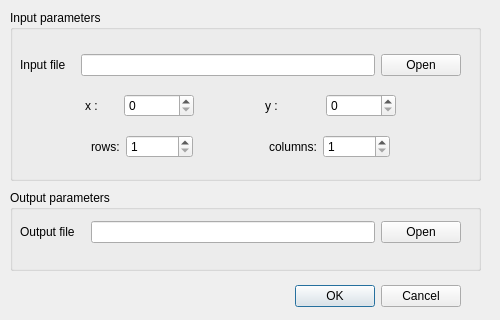
Before: the Qt Designer form ui/preprocess/ImageClip.ui in scrssys/SCRS_RS_AI, drawn with Qt 5.
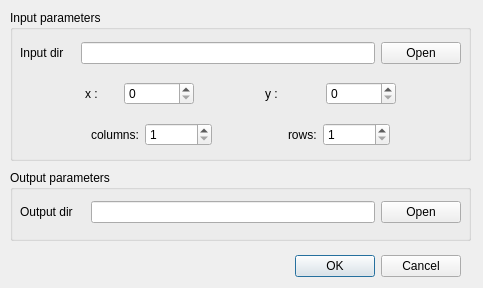
After: the same form once the commit is applied.

Patch:
```diff
--- a/ui/preprocess/ImageClip.ui
+++ b/ui/preprocess/ImageClip.ui
@@ -6,8 +6,8 @@
    <rect>
     <x>0</x>
     <y>0</y>
-    <width>500</width>
-    <height>320</height>
+    <width>483</width>
+    <height>288</height>
    </rect>
   </property>
   <property name="windowTitle">
@@ -16,9 +16,9 @@
   <widget class="QDialogButtonBox" name="buttonBox">
    <property name="geometry">
     <rect>
-     <x>120</x>
-     <y>280</y>
-     <width>341</width>
+     <x>180</x>
+     <y>250</y>
+     <width>281</width>
      <height>32</height>
     </rect>
    </property>
@@ -33,9 +33,9 @@
    <property name="geometry">
     <rect>
      <x>10</x>
-     <y>190</y>
-     <width>471</width>
-     <height>81</height>
+     <y>170</y>
+     <width>461</width>
+     <height>71</height>
     </rect>
    </property>
    <property name="title">
@@ -60,7 +60,7 @@
         </size>
        </property>
        <property name="text">
-        <string>Output file</string>
+        <string>Output dir</string>
        </property>
       </widget>
      </item>
@@ -95,18 +95,18 @@
     <rect>
      <x>10</x>
      <y>10</y>
-     <width>471</width>
-     <height>171</height>
+     <width>461</width>
+     <height>151</height>
     </rect>
    </property>
    <property name="title">
     <string>Input parameters</string>
    </property>
-   <widget class="QWidget" name="">
+   <widget class="QWidget" name="layoutWidget">
     <property name="geometry">
      <rect>
       <x>10</x>
-      <y>32</y>
+      <y>20</y>
       <width>441</width>
       <height>131</height>
      </rect>
@@ -123,7 +123,7 @@
           </size>
          </property>
          <property name="text">
-          <string>Input file</string>
+          <string>Input dir</string>
          </property>
         </widget>
        </item>
@@ -188,6 +188,9 @@
            <height>16777215</height>
           </size>
          </property>
+         <property name="maximum">
+          <number>100000</number>
+         </property>
         </widget>
        </item>
        <item>
@@ -224,6 +227,9 @@
            <height>0</height>
           </size>
          </property>
+         <property name="maximum">
+          <number>100000</number>
+         </property>
         </widget>
        </item>
        <item>
@@ -257,14 +263,14 @@
         </spacer>
        </item>
        <item>
-        <widget class="QLabel" name="label_5">
+        <widget class="QLabel" name="label_6">
          <property name="text">
-          <string>rows:</string>
+          <string>columns:</string>
          </property>
         </widget>
        </item>
        <item>
-        <widget class="QSpinBox" name="spinBox_row">
+        <widget class="QSpinBox" name="spinBox_column">
          <property name="maximumSize">
           <size>
            <width>70</width>
@@ -296,14 +302,14 @@
         </spacer>
        </item>
        <item>
-        <widget class="QLabel" name="label_6">
+        <widget class="QLabel" name="label_5">
          <property name="text">
-          <string>columns:</string>
+          <string>rows:</string>
          </property>
         </widget>
        </item>
        <item>
-        <widget class="QSpinBox" name="spinBox_column">
+        <widget class="QSpinBox" name="spinBox_row">
          <property name="maximumSize">
           <size>
            <width>70</width>
```
Left out of the diff: 2 changed lines with no effect on the pictures.
